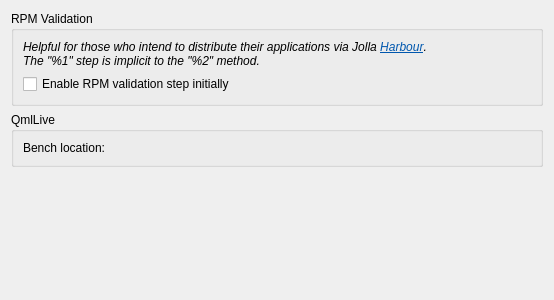
This is src/plugins/mer/mergeneraloptionswidget.ui in sailfishos/sailfish-qtcreator as Qt 5 draws it before an edit. The edited form follows.
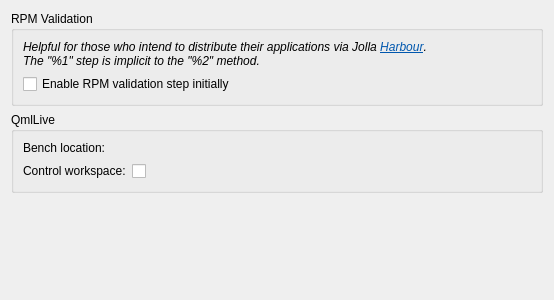
This is the edited form. Custom widgets are drawn as their Qt base class.

Commit message: Mer: Add option to auto sync QmlLive workspace

Patch:
```diff
--- a/src/plugins/mer/mergeneraloptionswidget.ui
+++ b/src/plugins/mer/mergeneraloptionswidget.ui
@@ -49,16 +49,33 @@
       <string>QmlLive</string>
      </property>
      <layout class="QFormLayout" name="formLayout">
-      <item row="0" column="0">
+      <item row="1" column="0">
        <widget class="QLabel" name="benchLocationLabel">
         <property name="text">
          <string>Bench location:</string>
         </property>
        </widget>
       </item>
-      <item row="0" column="1">
+      <item row="1" column="1">
        <widget class="Utils::PathChooser" name="benchLocationPathChooser" native="true"/>
       </item>
+      <item row="2" column="0">
+       <widget class="QLabel" name="benchSyncWorkspaceLabel">
+        <property name="toolTip">
+         <string>Allow Qt Creator to automatically change QmlLive Bench's workspace to match active project settings.</string>
+        </property>
+        <property name="text">
+         <string>Control workspace:</string>
+        </property>
+       </widget>
+      </item>
+      <item row="2" column="1">
+       <widget class="QCheckBox" name="benchSyncWorkspaceCheckBox">
+        <property name="text">
+         <string> </string>
+        </property>
+       </widget>
+      </item>
      </layout>
     </widget>
    </item>
```
The commit also changes 6 other files.
